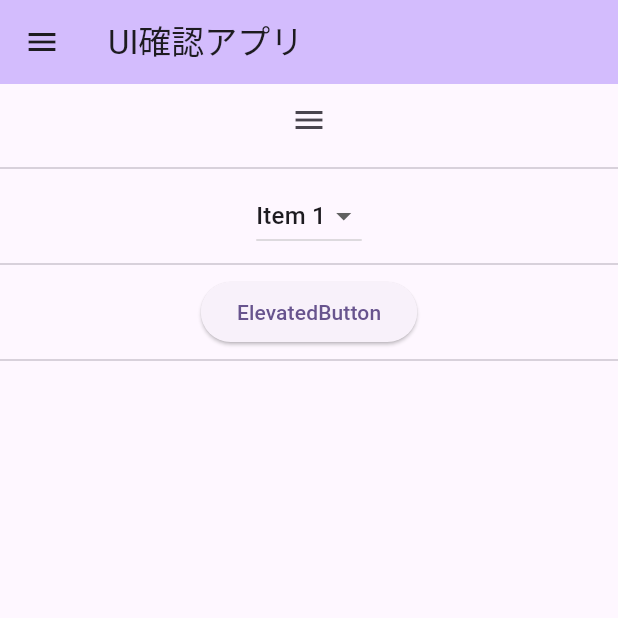
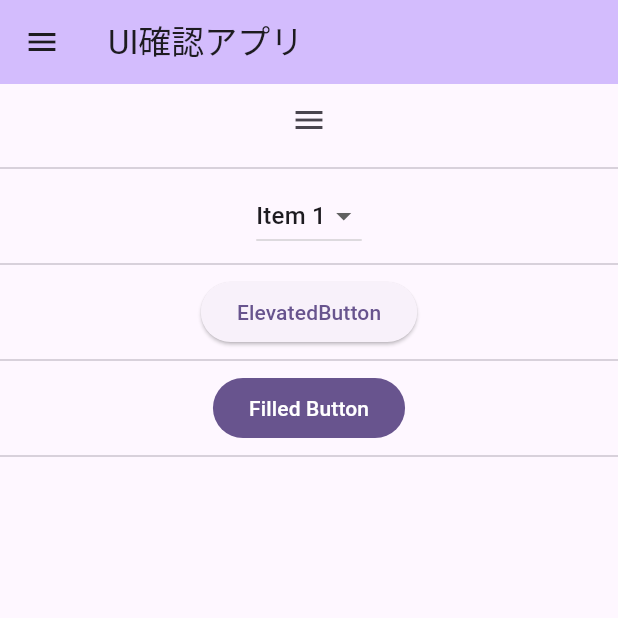
Before and after one commit to otaku1123/flutter-sample-ui, a Flutter app: the screen it shows after launch, on a phone screen of 412 x 824 dp, the top half of it. Run offline on Flutter 3.47's test engine with Material 3 defaults, Android fonts, the light colour scheme and no system bars.

Commit message:
FilledButtonを表示する

```diff
--- a/lib/main.dart
+++ b/lib/main.dart
@@ -1,6 +1,7 @@
 import 'package:flutter/material.dart';
 import 'package:sample_ui_app/widgets/dropdownbutton_widget.dart';
 import 'package:sample_ui_app/widgets/elevatedbutton_widget.dart';
+import 'package:sample_ui_app/widgets/filledbutton_widget.dart';
 
 import 'widgets/drawerbutton_widget.dart';
 
@@ -54,6 +55,8 @@
             Divider(),
             ElevatedButtonWidget(),
             Divider(),
+            FilledButtonWidget(),
+            Divider(),
           ],
         ),
       ),
--- /dev/null
+++ b/lib/widgets/filledbutton_widget.dart
@@ -0,0 +1,15 @@
+import 'package:flutter/material.dart';
+
+class FilledButtonWidget extends StatelessWidget {
+  const FilledButtonWidget({super.key});
+
+  @override
+  Widget build(BuildContext context) {
+    return FilledButton(
+      onPressed: () {
+        // Implement button press action
+      },
+      child: const Text('Filled Button'),
+    );
+  }
+}
```
